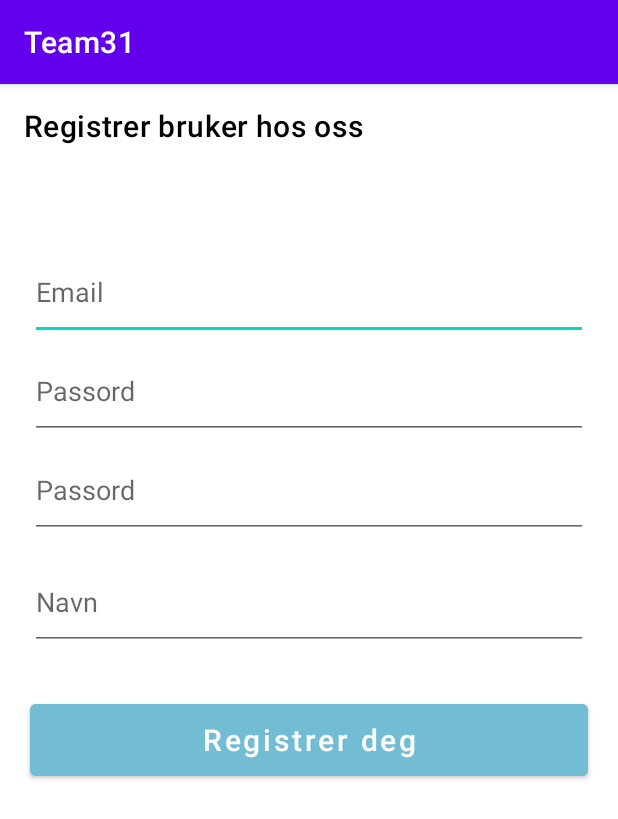
After one commit to lisaantufyeva/IN2000---TEMPS, an Android app: the Registrering screen opened directly, with no data from a screen before it, on a phone screen of 412 x 824 dp. The commit adds this screen. Shown: the top 819 px of the screen. Run offline under Robolectric (Android 15) with nearby library versions, the phone set to English and light mode, and no system bars; our stand-ins replace Firebase (no records; nobody signed in at launch, a user with empty details on screens opened directly).

Commit message:
Fikset firebase. Skriving og lesing fra databasen. Laget registreringsside.

```diff
--- a/app/build.gradle
+++ b/app/build.gradle
@@ -1,6 +1,7 @@
 plugins {
     id 'com.android.application'
     id 'kotlin-android'
+    id 'com.google.gms.google-services'
 }
 
 android {
@@ -49,10 +50,12 @@ dependencies {
     implementation 'androidx.lifecycle:lifecycle-viewmodel-ktx:2.3.1'
 
     implementation 'androidx.legacy:legacy-support-v4:1.0.0'
+    implementation 'com.google.firebase:firebase-database:19.7.0'
     testImplementation 'junit:junit:4.+'
     androidTestImplementation 'androidx.test.ext:junit:1.1.2'
     androidTestImplementation 'androidx.test.espresso:espresso-core:3.3.0'
 
+    //Glide-bilde
     implementation 'com.github.bumptech.glide:glide:4.12.0'
     annotationProcessor 'com.github.bumptech.glide:compiler:4.12.0'
 }
--- a/app/src/main/AndroidManifest.xml
+++ b/app/src/main/AndroidManifest.xml
@@ -12,6 +12,7 @@
         android:roundIcon="@mipmap/ic_launcher_round"
         android:supportsRtl="true"
         android:theme="@style/Theme.Team31">
+        <activity android:name=".Registrering"></activity>
         <activity android:name=".AdminActivity" />
         <activity android:name=".InfoSkjerm" />
         <activity android:name=".MainActivity">
--- a/app/src/main/java/com/example/team31/Bruker.kt
+++ b/app/src/main/java/com/example/team31/Bruker.kt
@@ -2,4 +2,6 @@ package com.example.team31
 
 import java.io.Serializable
 
-data class Bruker(val id: Int?, val email: String?, val passord: String?, val bilde: String?, val navn:String?):Serializable
+data class Bruker(val id: String?, val email: String?, val passord: String?, val bilde: String?, val navn:String?):Serializable{
+    constructor() : this("1", "e", "1", "1", "e")
+}
--- /dev/null
+++ b/app/src/main/res/layout/activity_registrering.xml
@@ -0,0 +1,92 @@
+<?xml version="1.0" encoding="utf-8"?>
+<RelativeLayout xmlns:android="http://schemas.android.com/apk/res/android"
+    xmlns:app="http://schemas.android.com/apk/res-auto"
+    xmlns:tools="http://schemas.android.com/tools"
+    android:layout_width="match_parent"
+    android:layout_height="match_parent"
+    tools:context=".Registrering">
+
+
+    <androidx.appcompat.widget.Toolbar
+
+        android:id="@+id/toolbar_login"
+        android:layout_width="match_parent"
+        android:layout_height="wrap_content"
+        android:background="#FFFFFF"
+        app:title="Registrer bruker hos oss"
+        app:titleTextColor="#000000" />
+
+    <EditText
+
+        android:id="@+id/email"
+        android:layout_width="match_parent"
+        android:layout_height="wrap_content"
+        android:layout_below="@+id/toolbar_login"
+        android:layout_marginLeft="20dp"
+        android:layout_marginRight="20dp"
+        android:layout_marginTop="60dp"
+        android:drawablePadding="10dp"
+        android:hint="Email"
+        android:inputType="textEmailAddress"
+        android:paddingBottom="20dp"/>
+
+
+
+    <EditText
+
+        android:id="@+id/passord1"
+        android:layout_width="match_parent"
+        android:layout_height="wrap_content"
+        android:layout_below="@+id/email"
+        android:layout_marginLeft="20dp"
+        android:layout_marginTop="11dp"
+        android:layout_marginRight="20dp"
+        android:drawablePadding="10dp"
+        android:paddingBottom="20dp"
+        android:hint="Passord"
+        android:inputType="textPassword" />
+
+    <EditText
+
+        android:id="@+id/passord2"
+        android:layout_width="match_parent"
+        android:layout_height="wrap_content"
+        android:layout_below="@+id/passord1"
+        android:layout_marginLeft="20dp"
+        android:layout_marginTop="11dp"
+        android:layout_marginRight="20dp"
+        android:drawablePadding="10dp"
+        android:paddingBottom="20dp"
+        android:hint="Passord"
+        android:inputType="textPassword" />
+    <EditText
+
+        android:id="@+id/name"
+        android:layout_width="match_parent"
+        android:layout_height="wrap_content"
+        android:layout_below="@+id/passord2"
+        android:layout_marginLeft="20dp"
+        android:layout_marginRight="20dp"
+        android:layout_marginTop="20dp"
+        android:drawablePadding="10dp"
+        android:hint="Navn"
+        android:inputType="textEmailAddress"
+        android:paddingBottom="20dp"/>
+
+    <Button
+
+        android:id="@+id/registrer_knapp"
+        android:layout_width="match_parent"
+        android:layout_height="60dp"
+        android:layout_below="@+id/name"
+        android:layout_marginTop="30dp"
+        android:layout_marginLeft="20dp"
+        android:layout_marginRight="20dp"
+        android:text="Registrer deg"
+        android:textColor="#FFFFFF"
+        android:textSize="20dp"
+        android:textAllCaps="false"
+        android:backgroundTint="#72bcd4" />
+
+
+</RelativeLayout>
--- a/build.gradle
+++ b/build.gradle
@@ -8,6 +8,7 @@ buildscript {
     dependencies {
         classpath "com.android.tools.build:gradle:4.1.2"
         classpath "org.jetbrains.kotlin:kotlin-gradle-plugin:$kotlin_version"
+        classpath 'com.google.gms:google-services:4.3.5'
 
         // NOTE: Do not place your application dependencies here; they belong
         // in the individual module build.gradle files
```
Also changed, not shown: app/src/main/java/com/example/team31/MainActivity.kt (+41 -4 lines), app/src/main/java/com/example/team31/Registrering.kt (added, +87 -0 lines).
